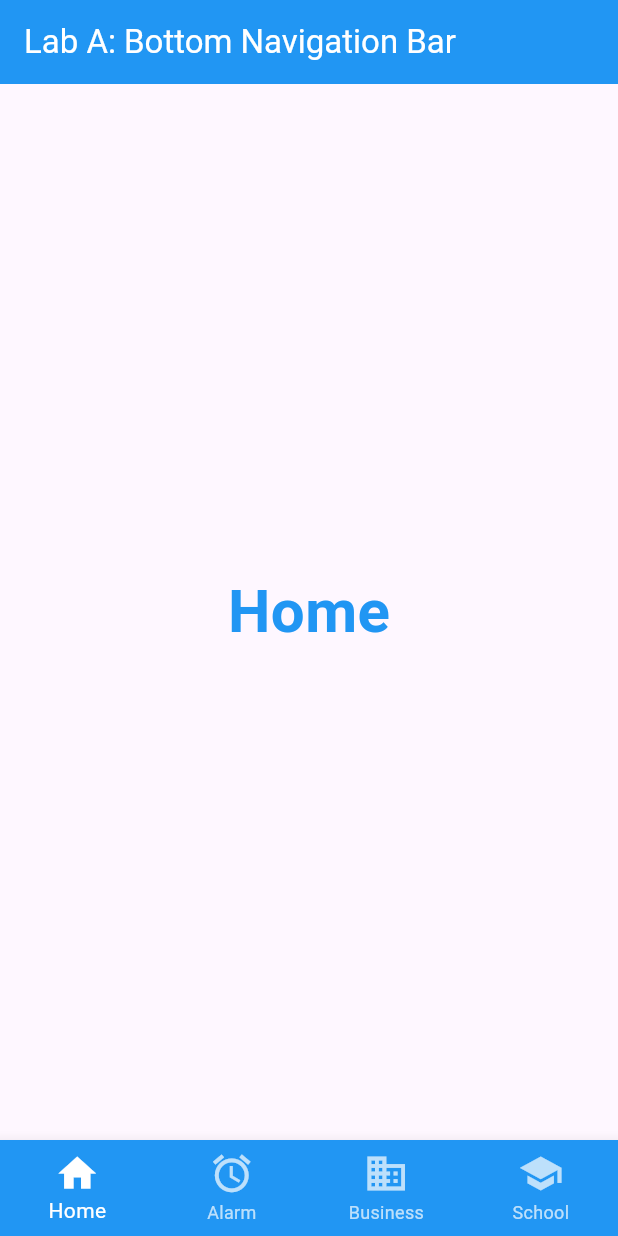
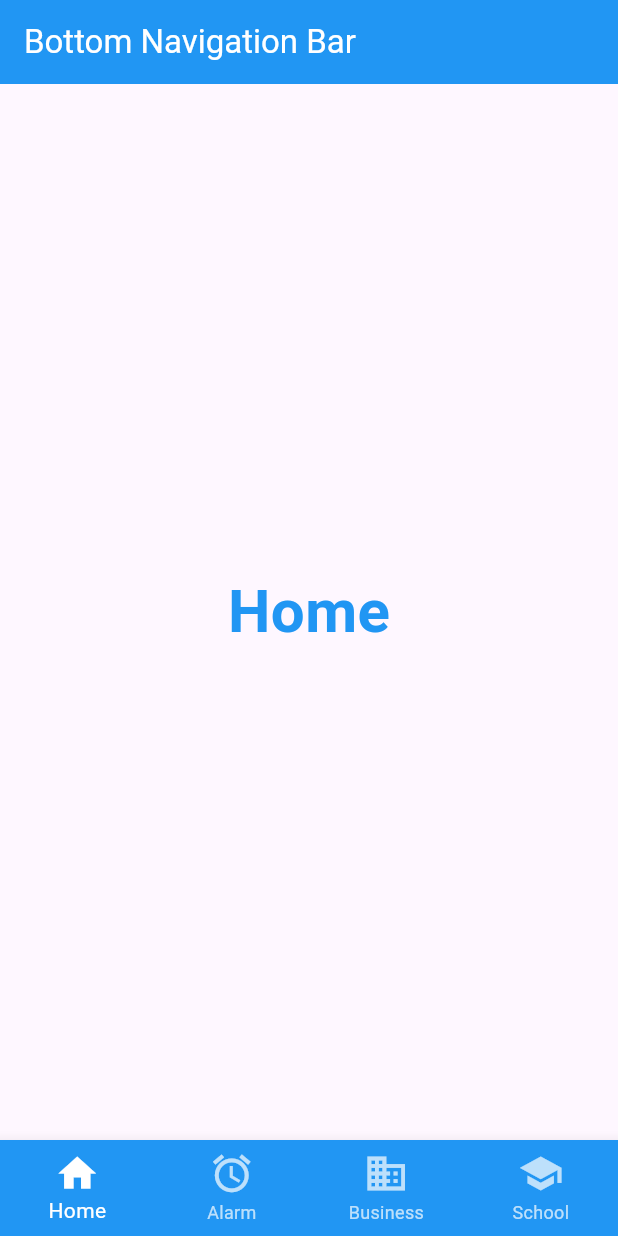
Before and after one commit to aininjeffery/TMA3084_102810_Lab05, a Flutter app: the screen it shows after launch, on a phone screen of 412 x 824 dp. Run offline on Flutter 3.47's test engine with Material 3 defaults, Android fonts, the phone set to English and light mode, and no system bars.

Commit message:
Update main.dart

```diff
--- a/bottom_navigator_bar_lab/lib/main.dart
+++ b/bottom_navigator_bar_lab/lib/main.dart
@@ -40,7 +40,7 @@ class _BottomNavLabState extends State<BottomNavLab> {
   Widget build(BuildContext context) {
     return Scaffold(
       appBar: AppBar(
-        title: const Text('Lab A: Bottom Navigation Bar'),
+        title: const Text('Bottom Navigation Bar'),
         backgroundColor: Colors.blue,
         foregroundColor: Colors.white,
       ),
```
